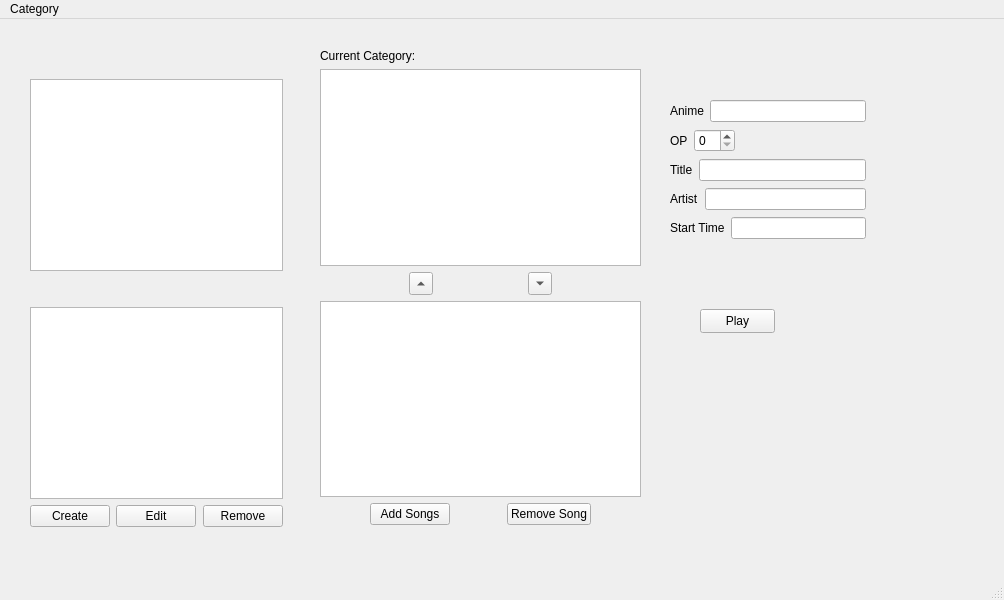
Before: the Qt Designer form controlwindow.ui in AlexjHeat/MusicTriviaPy, drawn with Qt 5.
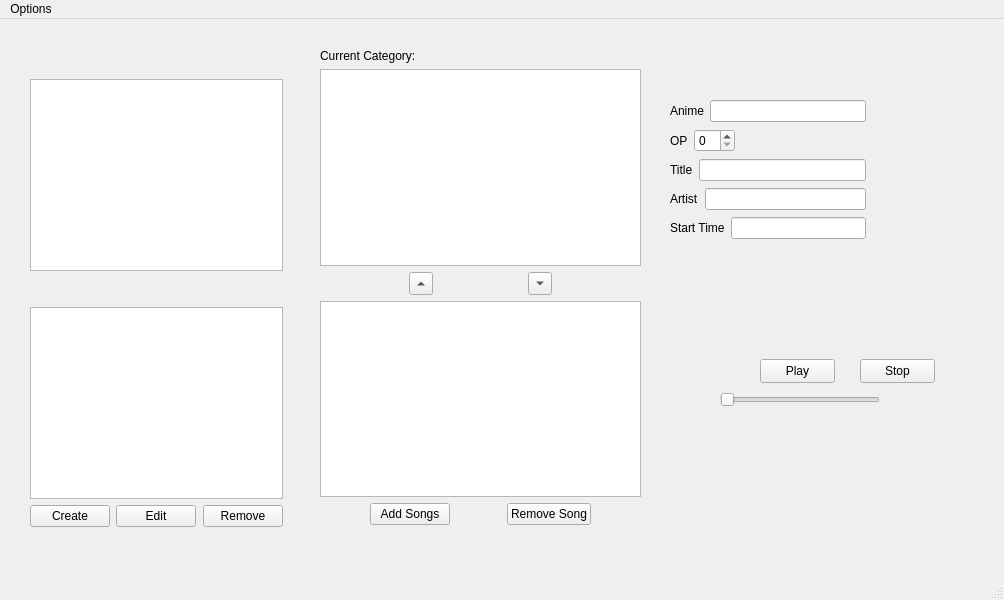
After: the same form once the commit is applied.

Patch:
```diff
--- a/controlwindow.ui
+++ b/controlwindow.ui
@@ -350,8 +350,8 @@
    <widget class="QPushButton" name="playButton">
     <property name="geometry">
      <rect>
-      <x>700</x>
-      <y>290</y>
+      <x>760</x>
+      <y>340</y>
       <width>75</width>
       <height>24</height>
      </rect>
@@ -360,6 +360,32 @@
      <string>Play</string>
     </property>
    </widget>
+   <widget class="QSlider" name="volumeSlider">
+    <property name="geometry">
+     <rect>
+      <x>720</x>
+      <y>370</y>
+      <width>160</width>
+      <height>22</height>
+     </rect>
+    </property>
+    <property name="orientation">
+     <enum>Qt::Horizontal</enum>
+    </property>
+   </widget>
+   <widget class="QPushButton" name="stopButton">
+    <property name="geometry">
+     <rect>
+      <x>860</x>
+      <y>340</y>
+      <width>75</width>
+      <height>24</height>
+     </rect>
+    </property>
+    <property name="text">
+     <string>Stop</string>
+    </property>
+   </widget>
   </widget>
   <widget class="QMenuBar" name="menubar">
    <property name="geometry">
@@ -372,7 +398,7 @@
    </property>
    <widget class="QMenu" name="menuCategory">
     <property name="title">
-     <string>Category</string>
+     <string>Options</string>
     </property>
     <addaction name="actionCreate"/>
     <addaction name="actionRemove"/>
```
Left out of the diff: 13 changed lines with no effect on the pictures.
